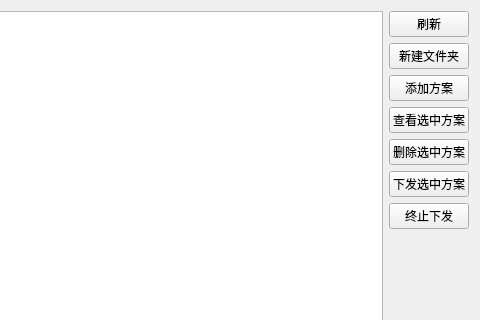
First picture: the form in Check.ui, repository qwerttqq95/698SP_CL, before the edit; both pictures show x 259 to 739 and y 0 to 320 of the 739 by 490 pixel window.
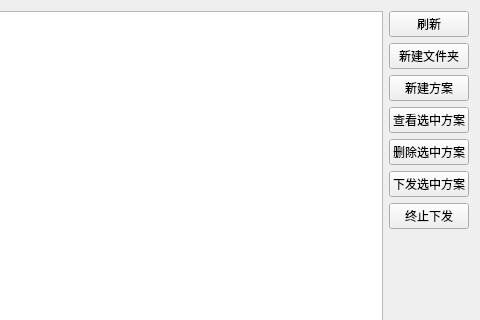
Second picture: the form after the edit.

Patch:
```diff
--- a/Check.ui
+++ b/Check.ui
@@ -39,7 +39,7 @@
                     <item>
                         <widget class="QPushButton" name="pushButton_2">
                             <property name="text">
-                                <string>添加方案</string>
+                                <string>新建方案</string>
                             </property>
                         </widget>
                     </item>
```
